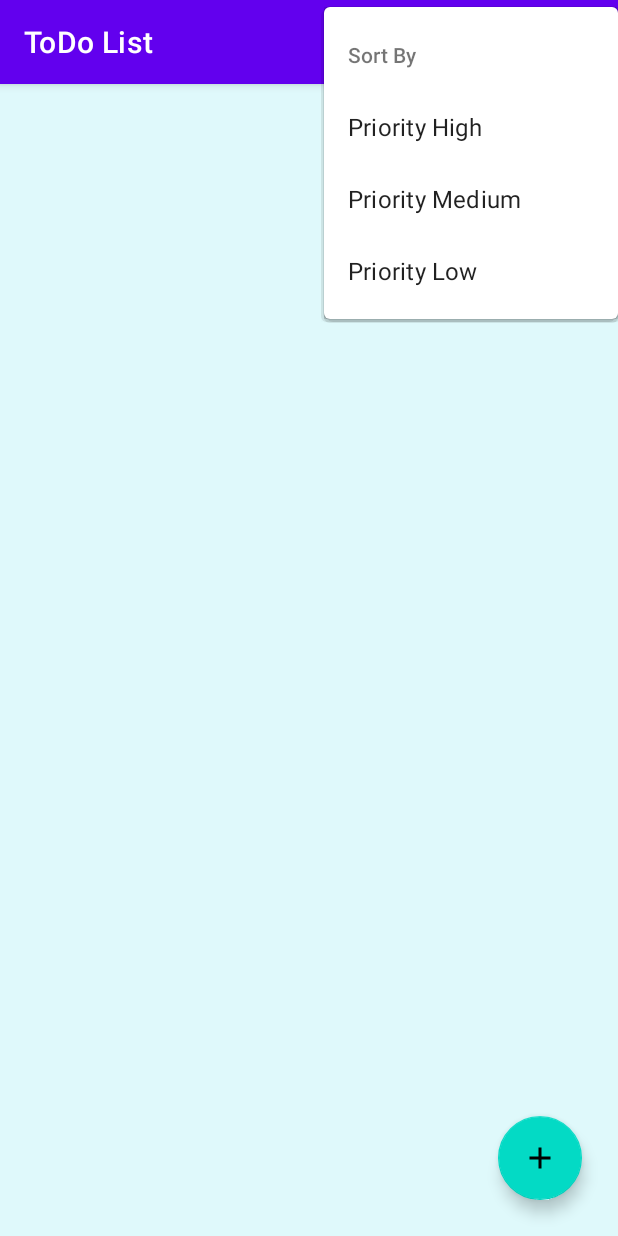
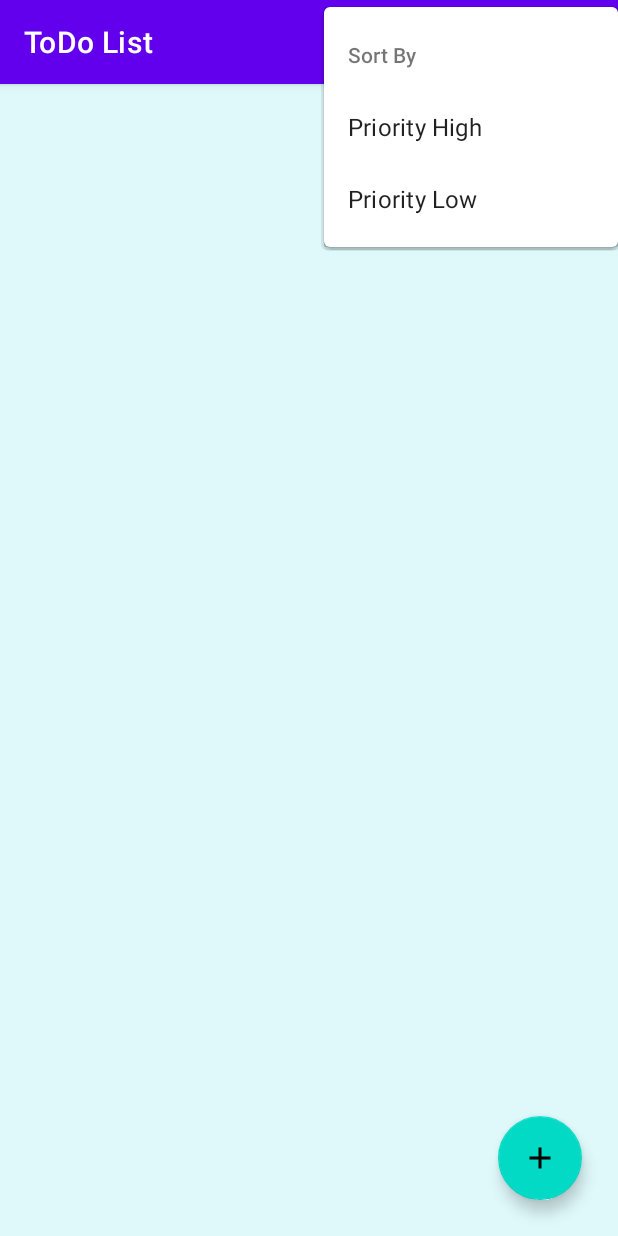
Before and after one commit to asgar72/ToDo-App, an Android app: the screen it shows after launch (MainActivity), in the options menu, after a tap on "Sort By", on a phone screen of 412 x 824 dp. Run offline under Robolectric (Android 15) with nearby library versions, the phone set to English and light mode, and no system bars; our stand-ins replace Room's generated code, data binding, navigation-ui; libraries missing offline, so code that uses them is left out: jp.wasabeef.recyclerview; 3 statements that could not run were skipped.

Commit message:
Sort by HIGH & LOW Priority

```diff
--- a/app/src/main/java/com/asgar72/todo/data/ToDoDao.kt
+++ b/app/src/main/java/com/asgar72/todo/data/ToDoDao.kt
@@ -23,4 +23,11 @@ interface ToDoDao {
 
     @Query("SELECT * FROM todo_table WHERE title LIKE :searchQuery")
     fun searchDatabase(searchQuery: String): LiveData<List<ToDoData>>
+
+    @Query("SELECT * FROM todo_table ORDER BY CASE WHEN priority LIKE 'H%' THEN 1 WHEN priority LIKE 'M%' THEN 2 WHEN priority LIKE 'L%' THEN 3 END" )
+    fun sortByHighPriority(): LiveData<List<ToDoData>>
+
+    @Query("SELECT * FROM todo_table ORDER BY CASE WHEN priority LIKE 'L%' THEN 1 WHEN priority LIKE 'M%' THEN 2 WHEN priority LIKE 'H%' THEN 3 END" )
+    fun sortByLowPriority(): LiveData<List<ToDoData>>
+
 }
--- a/app/src/main/java/com/asgar72/todo/data/repository/ToDoRepository.kt
+++ b/app/src/main/java/com/asgar72/todo/data/repository/ToDoRepository.kt
@@ -7,6 +7,8 @@ import com.asgar72.todo.data.models.ToDoData
 class ToDoRepository(private val toDoDao: ToDoDao) {
 
     val getAllData: LiveData<List<ToDoData>> = toDoDao.getAllData()
+    val sortByHighPriority: LiveData<List<ToDoData>> = toDoDao.sortByHighPriority()
+    val sortByLowPriority: LiveData<List<ToDoData>> = toDoDao.sortByLowPriority()
 
     suspend fun insertData(toDoData: ToDoData) {
         toDoDao.insertData(toDoData)
--- a/app/src/main/java/com/asgar72/todo/data/viewModel/ToDoViewModel.kt
+++ b/app/src/main/java/com/asgar72/todo/data/viewModel/ToDoViewModel.kt
@@ -16,10 +16,14 @@ class ToDoViewModel(application: Application) : AndroidViewModel(application) {
     private val repository: ToDoRepository
 
     val getAllData: LiveData<List<ToDoData>>
+    val sortByHighPriority: LiveData<List<ToDoData>>
+    val sortByLowPriority: LiveData<List<ToDoData>>
 
     init {
         repository = ToDoRepository(toDoDao)
         getAllData = repository.getAllData
+        sortByHighPriority = repository.sortByHighPriority
+        sortByLowPriority = repository.sortByLowPriority
     }
 
     fun insertData(toDoData: ToDoData) {
--- a/app/src/main/java/com/asgar72/todo/fragments/list/ListFragment.kt
+++ b/app/src/main/java/com/asgar72/todo/fragments/list/ListFragment.kt
@@ -108,8 +108,10 @@ class ListFragment : Fragment(), SearchView.OnQueryTextListener {
     }
 
     override fun onOptionsItemSelected(item: MenuItem): Boolean {
-        if (item.itemId == R.id.menu_delete_all) {
-            confirmRemoval()
+        when(item.itemId) {
+            R.id.menu_delete_all -> confirmRemoval()
+            R.id.menu_priority_high -> mToDoViewModel.sortByHighPriority.observe(this, Observer { adapter.setData(it) })
+            R.id.menu_priority_low -> mToDoViewModel.sortByLowPriority.observe(this, Observer { adapter.setData(it) })
         }
         return super.onOptionsItemSelected(item)
     }
--- a/app/src/main/res/menu/list_fragment_menu.xml
+++ b/app/src/main/res/menu/list_fragment_menu.xml
@@ -18,9 +18,6 @@
                     android:id="@+id/menu_priority_high"
                     android:title="@string/priority_high" />
                 <item
-                    android:id="@+id/menu_priority_medium"
-                    android:title="@string/priority_medium" />
-                <item
                     android:id="@+id/menu_priority_low"
                     android:title="@string/priority_low" />
             </menu>
```
